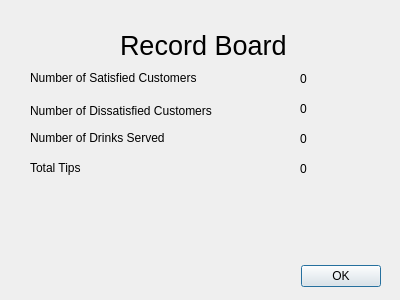
Before: the Qt Designer form recordboard.ui in wintersca/bartender, drawn with Qt 5.
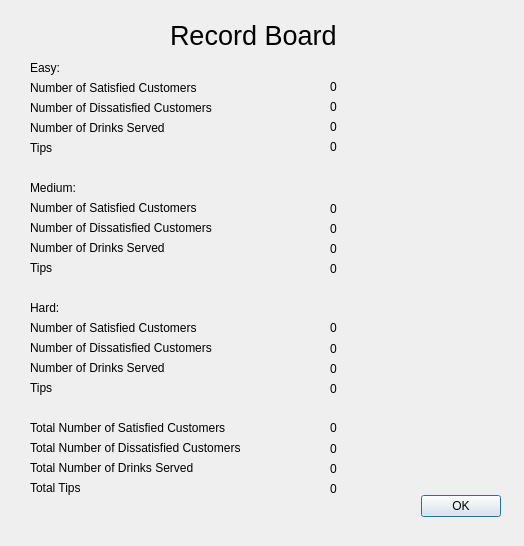
After: the same form once the commit is applied.

Commit message: Record board showing more things

What changed in the file:
```diff
--- a/recordboard.ui
+++ b/recordboard.ui
@@ -6,8 +6,8 @@
    <rect>
     <x>0</x>
     <y>0</y>
-    <width>400</width>
-    <height>300</height>
+    <width>524</width>
+    <height>546</height>
    </rect>
   </property>
   <property name="windowTitle">
@@ -16,8 +16,8 @@
   <widget class="QDialogButtonBox" name="buttonBox">
    <property name="geometry">
     <rect>
-     <x>210</x>
-     <y>260</y>
+     <x>330</x>
+     <y>490</y>
      <width>171</width>
      <height>32</height>
     </rect>
@@ -32,8 +32,8 @@
   <widget class="QLabel" name="recordBoardLabel">
    <property name="geometry">
     <rect>
-     <x>120</x>
-     <y>20</y>
+     <x>170</x>
+     <y>10</y>
      <width>171</width>
      <height>51</height>
     </rect>
@@ -51,46 +51,46 @@
    <property name="geometry">
     <rect>
      <x>30</x>
-     <y>70</y>
+     <y>420</y>
+     <width>261</width>
+     <height>16</height>
+    </rect>
+   </property>
+   <property name="text">
+    <string>Total Number of Satisfied Customers</string>
+   </property>
+  </widget>
+  <widget class="QLabel" name="totalDissatisfiedLabel">
+   <property name="geometry">
+    <rect>
+     <x>30</x>
+     <y>440</y>
+     <width>281</width>
+     <height>16</height>
+    </rect>
+   </property>
+   <property name="text">
+    <string>Total Number of Dissatisfied Customers</string>
+   </property>
+  </widget>
+  <widget class="QLabel" name="totalServedLabel">
+   <property name="geometry">
+    <rect>
+     <x>30</x>
+     <y>460</y>
      <width>221</width>
      <height>16</height>
     </rect>
    </property>
    <property name="text">
-    <string>Number of Satisfied Customers</string>
+    <string>Total Number of Drinks Served</string>
    </property>
   </widget>
   <widget class="QLabel" name="dissatisfiedLabel">
    <property name="geometry">
     <rect>
      <x>30</x>
-     <y>90</y>
-     <width>241</width>
-     <height>41</height>
-    </rect>
-   </property>
-   <property name="text">
-    <string>Number of Dissatisfied Customers</string>
-   </property>
-  </widget>
-  <widget class="QLabel" name="servedLabel">
-   <property name="geometry">
-    <rect>
-     <x>30</x>
-     <y>130</y>
-     <width>181</width>
-     <height>16</height>
-    </rect>
-   </property>
-   <property name="text">
-    <string>Number of Drinks Served</string>
-   </property>
-  </widget>
-  <widget class="QLabel" name="tipsLabel">
-   <property name="geometry">
-    <rect>
-     <x>30</x>
-     <y>160</y>
+     <y>480</y>
      <width>81</width>
      <height>16</height>
     </rect>
@@ -102,8 +102,8 @@
   <widget class="QLabel" name="numSatisfiedLabel">
    <property name="geometry">
     <rect>
-     <x>270</x>
-     <y>70</y>
+     <x>300</x>
+     <y>78</y>
      <width>67</width>
      <height>17</height>
     </rect>
@@ -118,8 +118,251 @@
   <widget class="QLabel" name="numDissatisfiedLabel">
    <property name="geometry">
     <rect>
-     <x>270</x>
+     <x>300</x>
+     <y>98</y>
+     <width>67</width>
+     <height>17</height>
+    </rect>
+   </property>
+   <property name="text">
+    <string>0</string>
+   </property>
+   <property name="alignment">
+    <set>Qt::AlignCenter</set>
+   </property>
+  </widget>
+  <widget class="QLabel" name="easyNumServedLabel">
+   <property name="geometry">
+    <rect>
+     <x>300</x>
+     <y>118</y>
+     <width>67</width>
+     <height>17</height>
+    </rect>
+   </property>
+   <property name="text">
+    <string>0</string>
+   </property>
+   <property name="alignment">
+    <set>Qt::AlignCenter</set>
+   </property>
+  </widget>
+  <widget class="QLabel" name="easyNumTipsLabel">
+   <property name="geometry">
+    <rect>
+     <x>300</x>
+     <y>138</y>
+     <width>67</width>
+     <height>17</height>
+    </rect>
+   </property>
+   <property name="text">
+    <string>0</string>
+   </property>
+   <property name="alignment">
+    <set>Qt::AlignCenter</set>
+   </property>
+  </widget>
+  <widget class="QLabel" name="hardSatisfiedLabel">
+   <property name="geometry">
+    <rect>
+     <x>30</x>
+     <y>320</y>
+     <width>261</width>
+     <height>16</height>
+    </rect>
+   </property>
+   <property name="text">
+    <string>Number of Satisfied Customers</string>
+   </property>
+  </widget>
+  <widget class="QLabel" name="hardTipsLabel">
+   <property name="geometry">
+    <rect>
+     <x>30</x>
+     <y>380</y>
+     <width>81</width>
+     <height>16</height>
+    </rect>
+   </property>
+   <property name="text">
+    <string>Tips</string>
+   </property>
+  </widget>
+  <widget class="QLabel" name="hardDissatisfiedLabel">
+   <property name="geometry">
+    <rect>
+     <x>30</x>
+     <y>340</y>
+     <width>281</width>
+     <height>16</height>
+    </rect>
+   </property>
+   <property name="text">
+    <string>Number of Dissatisfied Customers</string>
+   </property>
+  </widget>
+  <widget class="QLabel" name="hardServedLabel">
+   <property name="geometry">
+    <rect>
+     <x>30</x>
+     <y>360</y>
+     <width>221</width>
+     <height>16</height>
+    </rect>
+   </property>
+   <property name="text">
+    <string>Number of Drinks Served</string>
+   </property>
+  </widget>
+  <widget class="QLabel" name="mediumDissatisfiedLabel">
+   <property name="geometry">
+    <rect>
+     <x>30</x>
+     <y>220</y>
+     <width>281</width>
+     <height>16</height>
+    </rect>
+   </property>
+   <property name="text">
+    <string>Number of Dissatisfied Customers</string>
+   </property>
+  </widget>
+  <widget class="QLabel" name="mediumTipsLabel">
+   <property name="geometry">
+    <rect>
+     <x>30</x>
+     <y>260</y>
+     <width>81</width>
+     <height>16</height>
+    </rect>
+   </property>
+   <property name="text">
+    <string>Tips</string>
+   </property>
+  </widget>
+  <widget class="QLabel" name="mediumSatisfiedLabel">
+   <property name="geometry">
+    <rect>
+     <x>30</x>
+     <y>200</y>
+     <width>261</width>
+     <height>16</height>
+    </rect>
+   </property>
+   <property name="text">
+    <string>Number of Satisfied Customers</string>
+   </property>
+  </widget>
+  <widget class="QLabel" name="mediumServedLabel">
+   <property name="geometry">
+    <rect>
+     <x>30</x>
+     <y>240</y>
+     <width>221</width>
+     <height>16</height>
+    </rect>
+   </property>
+   <property name="text">
+    <string>Number of Drinks Served</string>
+   </property>
+  </widget>
+  <widget class="QLabel" name="easySatisfiedLabel">
+   <property name="geometry">
+    <rect>
+     <x>30</x>
+     <y>80</y>
+     <width>261</width>
+     <height>16</height>
+    </rect>
+   </property>
+   <property name="text">
+    <string>Number of Satisfied Customers</string>
+   </property>
+  </widget>
+  <widget class="QLabel" name="easyServedLabel">
+   <property name="geometry">
+    <rect>
+     <x>30</x>
+     <y>120</y>
+     <width>221</width>
+     <height>16</height>
+    </rect>
+   </property>
+   <property name="text">
+    <string>Number of Drinks Served</string>
+   </property>
+  </widget>
+  <widget class="QLabel" name="easyTipsLabel">
+   <property name="geometry">
+    <rect>
+     <x>30</x>
+     <y>140</y>
+     <width>81</width>
+     <height>16</height>
+    </rect>
+   </property>
+   <property name="text">
+    <string>Tips</string>
+   </property>
+  </widget>
+  <widget class="QLabel" name="easyDissatisfiedLabel">
+   <property name="geometry">
+    <rect>
+     <x>30</x>
      <y>100</y>
+     <width>281</width>
+     <height>16</height>
+    </rect>
+   </property>
+   <property name="text">
+    <string>Number of Dissatisfied Customers</string>
+   </property>
+  </widget>
+  <widget class="QLabel" name="EasyLabel">
+   <property name="geometry">
+    <rect>
+     <x>30</x>
+     <y>60</y>
+     <width>261</width>
+     <height>16</height>
+    </rect>
+   </property>
+   <property name="text">
+    <string>Easy:</string>
+   </property>
+  </widget>
+  <widget class="QLabel" name="mediumLabel">
+   <property name="geometry">
+    <rect>
+     <x>30</x>
+     <y>180</y>
+     <width>261</width>
+     <height>16</height>
+    </rect>
+   </property>
+   <property name="text">
+    <string>Medium:</string>
+   </property>
+  </widget>
+  <widget class="QLabel" name="hardLabel">
+   <property name="geometry">
+    <rect>
+     <x>30</x>
+     <y>300</y>
+     <width>261</width>
+     <height>16</height>
+    </rect>
+   </property>
+   <property name="text">
+    <string>Hard:</string>
+   </property>
+  </widget>
+  <widget class="QLabel" name="mediumNumDissatisfiedLabel">
+   <property name="geometry">
+    <rect>
+     <x>300</x>
+     <y>220</y>
      <width>67</width>
      <height>17</height>
     </rect>
@@ -134,8 +377,8 @@
   <widget class="QLabel" name="numServedLabel">
    <property name="geometry">
     <rect>
-     <x>270</x>
-     <y>130</y>
+     <x>300</x>
+     <y>260</y>
      <width>67</width>
      <height>17</height>
     </rect>
@@ -150,8 +393,152 @@
   <widget class="QLabel" name="numTipsLabel">
    <property name="geometry">
     <rect>
-     <x>270</x>
-     <y>160</y>
+     <x>300</x>
+     <y>240</y>
+     <width>67</width>
+     <height>17</height>
+    </rect>
+   </property>
+   <property name="text">
+    <string>0</string>
+   </property>
+   <property name="alignment">
+    <set>Qt::AlignCenter</set>
+   </property>
+  </widget>
+  <widget class="QLabel" name="mediumNumSatisfiedLabel">
+   <property name="geometry">
+    <rect>
+     <x>300</x>
+     <y>200</y>
+     <width>67</width>
+     <height>17</height>
+    </rect>
+   </property>
+   <property name="text">
+    <string>0</string>
+   </property>
+   <property name="alignment">
+    <set>Qt::AlignCenter</set>
+   </property>
+  </widget>
+  <widget class="QLabel" name="hardNumSatisfiedLabel">
+   <property name="geometry">
+    <rect>
+     <x>300</x>
+     <y>320</y>
+     <width>67</width>
+     <height>16</height>
+    </rect>
+   </property>
+   <property name="text">
+    <string>0</string>
+   </property>
+   <property name="alignment">
+    <set>Qt::AlignCenter</set>
+   </property>
+  </widget>
+  <widget class="QLabel" name="hardNumDissatisfiedLabel">
+   <property name="geometry">
+    <rect>
+     <x>300</x>
+     <y>340</y>
+     <width>67</width>
+     <height>17</height>
+    </rect>
+   </property>
+   <property name="text">
+    <string>0</string>
+   </property>
+   <property name="alignment">
+    <set>Qt::AlignCenter</set>
+   </property>
+  </widget>
+  <widget class="QLabel" name="hardNumServedLabel">
+   <property name="geometry">
+    <rect>
+     <x>300</x>
+     <y>360</y>
+     <width>67</width>
+     <height>17</height>
+    </rect>
+   </property>
+   <property name="text">
+    <string>0</string>
+   </property>
+   <property name="alignment">
+    <set>Qt::AlignCenter</set>
+   </property>
+  </widget>
+  <widget class="QLabel" name="hardNumTipsLabel">
+   <property name="geometry">
+    <rect>
+     <x>300</x>
+     <y>380</y>
+     <width>67</width>
+     <height>17</height>
+    </rect>
+   </property>
+   <property name="text">
+    <string>0</string>
+   </property>
+   <property name="alignment">
+    <set>Qt::AlignCenter</set>
+   </property>
+  </widget>
+  <widget class="QLabel" name="totalNumSatisfiedLabel">
+   <property name="geometry">
+    <rect>
+     <x>300</x>
+     <y>420</y>
+     <width>67</width>
+     <height>16</height>
+    </rect>
+   </property>
+   <property name="text">
+    <string>0</string>
+   </property>
+   <property name="alignment">
+    <set>Qt::AlignCenter</set>
+   </property>
+  </widget>
+  <widget class="QLabel" name="totalNumTipsLabel">
+   <property name="geometry">
+    <rect>
+     <x>300</x>
+     <y>480</y>
+     <width>67</width>
+     <height>17</height>
+    </rect>
+   </property>
+   <property name="text">
+    <string>0</string>
+   </property>
+   <property name="alignment">
+    <set>Qt::AlignCenter</set>
+   </property>
+  </widget>
+  <widget class="QLabel" name="totalnumDissatisfiedLabel">
+   <property name="geometry">
+    <rect>
+     <x>300</x>
+     <y>440</y>
+     <width>67</width>
+     <height>17</height>
+    </rect>
+   </property>
+   <property name="text">
+    <string>0</string>
+   </property>
+   <property name="alignment">
+    <set>Qt::AlignCenter</set>
+   </property>
+  </widget>
+  <widget class="QLabel" name="totalNumServedLabel">
+   <property name="geometry">
+    <rect>
+     <x>300</x>
+     <y>460</y>
      <width>67</width>
      <height>17</height>
     </rect>
```
Left out of the diff: 12 changed lines with no effect on the pictures.
